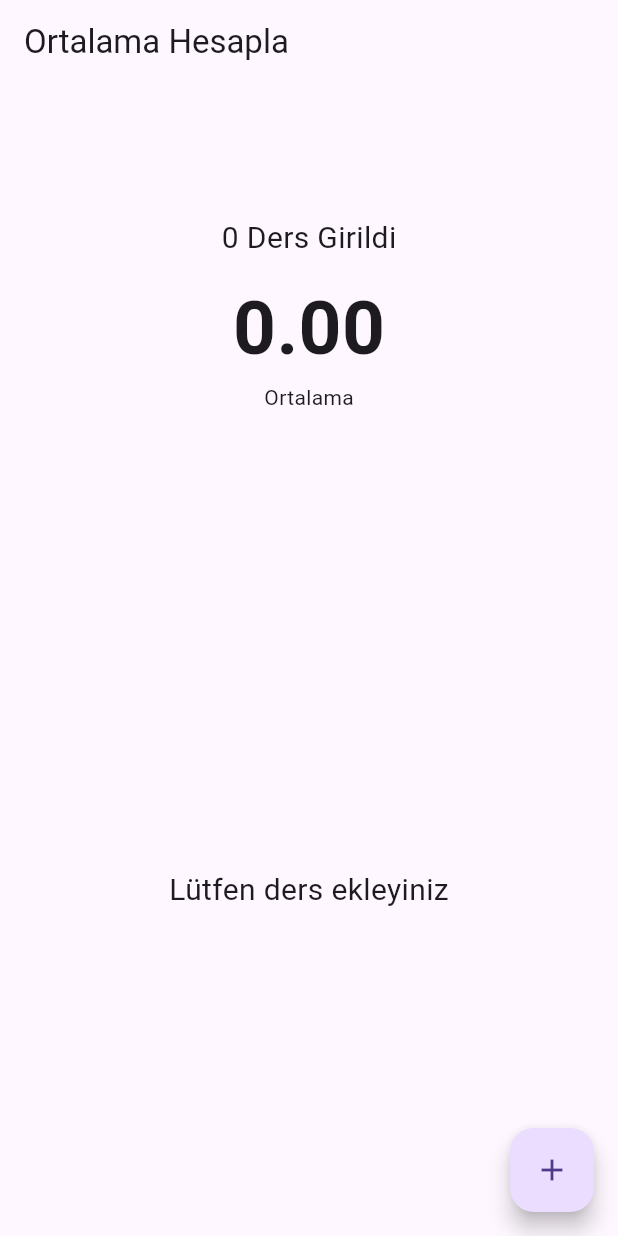
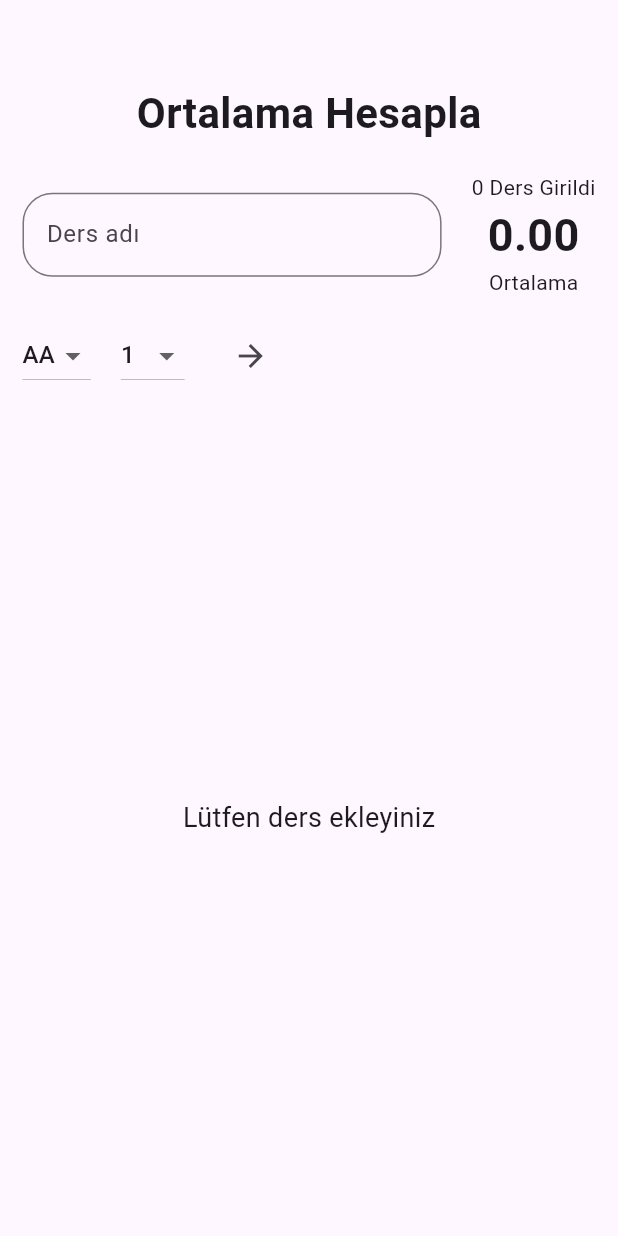
Before and after one commit to sinemsafak/ortalama_hesapla, a Flutter app: the screen it shows after launch, on a phone screen of 412 x 824 dp. Run offline on Flutter 3.47's test engine with Material 3 defaults, Android fonts, the phone set to English and light mode, and no system bars.

Commit message:
ders adı, kredi ve harf notu ile ortalama hesaplayan ekran oluşturuldu

```diff
--- a/lib/widgets/ortalama_app.dart
+++ b/lib/widgets/ortalama_app.dart
@@ -1,7 +1,4 @@
 import 'package:flutter/material.dart';
-import '../model/ders.dart';
-import '../helper/data_helper.dart';
-import 'ortalama_goster.dart';
 
 class OrtalamaApp extends StatefulWidget {
   const OrtalamaApp({super.key});
@@ -12,90 +9,213 @@ class OrtalamaApp extends StatefulWidget {
 
 class _OrtalamaAppState extends State<OrtalamaApp> {
 
-  List<Ders> tumDersler = [];
+  List<Map<String, dynamic>> dersler = [];
 
-  void dersEkle() {
-    setState(() {
-      tumDersler.add(Ders("Algoritma", 3, 3));
-    });
+  String secilenNot = "AA";
+  int secilenKredi = 1;
+  TextEditingController dersController = TextEditingController();
+
+  Map<String,double> notlar = {
+    "AA":4,
+    "BA":3.5,
+    "BB":3,
+    "CB":2.5,
+    "CC":2,
+    "DC":1.5,
+    "DD":1,
+    "FF":0
+  };
+
+  double ortalamaHesapla(){
+
+    double toplamNot = 0;
+    double toplamKredi = 0;
+
+    for(var ders in dersler){
+      toplamNot += ders["not"] * ders["kredi"];
+      toplamKredi += ders["kredi"];
     }
 
-  void dersSil(int index) {
+    return toplamKredi == 0 ? 0 : toplamNot/toplamKredi;
+  }
+
+  void dersEkle(){
+
     setState(() {
-      tumDersler.removeAt(index);
+
+      dersler.add({
+        "ders": dersController.text,
+        "kredi": secilenKredi,
+        "not": notlar[secilenNot],
+        "harf": secilenNot
+      });
+
+      dersController.clear();
+
     });
   }
 
   @override
   Widget build(BuildContext context) {
 
-    double ortalama = DataHelper.ortalamaHesapla(tumDersler);
+    double ortalama = ortalamaHesapla();
 
     return Scaffold(
-      appBar: AppBar(
-        title: Text("Ortalama Hesapla"),
+
+      body: Padding(
+        padding: const EdgeInsets.all(15),
+        child: Column(
+          children: [
+
+            const SizedBox(height:40),
+
+            const Text(
+              "Ortalama Hesapla",
+              style: TextStyle(
+                fontSize:28,
+                fontWeight: FontWeight.bold
+              ),
             ),
 
-      floatingActionButton: FloatingActionButton(
-        onPressed: dersEkle,
-        child: Icon(Icons.add),
-      ),
+            const SizedBox(height:20),
 
-      body: Column(
+            /// ÜST ALAN
+            Row(
               children: [
 
                 Expanded(
-            flex: 2,
-            child: OrtalamaGoster(
-              ortalama: ortalama,
-              dersSayisi: tumDersler.length,
+                  child: TextField(
+                    controller: dersController,
+                    decoration: InputDecoration(
+                      hintText: "Ders adı",
+                      border: OutlineInputBorder(
+                        borderRadius: BorderRadius.circular(20)
+                      ),
+                    ),
                   ),
                 ),
 
+                const SizedBox(width:20),
+
+                Column(
+                  children: [
+
+                    Text("${dersler.length} Ders Girildi"),
+
+                    Text(
+                      ortalama.toStringAsFixed(2),
+                      style: const TextStyle(
+                        fontSize:30,
+                        fontWeight: FontWeight.bold
+                      ),
+                    ),
+
+                    const Text("Ortalama")
+                  ],
+                )
+
+              ],
+            ),
+
+            const SizedBox(height:15),
+
+            /// NOT + KREDİ
+            Row(
+              children: [
+
+                DropdownButton<String>(
+                  value: secilenNot,
+                  items: notlar.keys.map((not){
+
+                    return DropdownMenuItem(
+                      value: not,
+                      child: Text(not),
+                    );
+
+                  }).toList(),
+                  onChanged: (value){
+
+                    setState(() {
+                      secilenNot = value!;
+                    });
+
+                  },
+                ),
+
+                const SizedBox(width:20),
+
+                DropdownButton<int>(
+                  value: secilenKredi,
+                  items: List.generate(10, (index){
+
+                    return DropdownMenuItem(
+                      value: index+1,
+                      child: Text("${index+1}"),
+                    );
+
+                  }),
+                  onChanged: (value){
+
+                    setState(() {
+                      secilenKredi = value!;
+                    });
+
+                  },
+                ),
+
+                const SizedBox(width:20),
+
+                IconButton(
+                  icon: const Icon(Icons.arrow_forward),
+                  onPressed: dersEkle,
+                )
+
+              ],
+            ),
+
+            const SizedBox(height:20),
+
+            /// LİSTE
             Expanded(
-            flex: 3,
-            child: tumDersler.isEmpty
-                ? Center(
+              child: dersler.isEmpty
+                  ? const Center(
                       child: Text(
                         "Lütfen ders ekleyiniz",
-                style: TextStyle(fontSize: 20),
+                        style: TextStyle(fontSize:18),
                       ),
                     )
                   : ListView.builder(
-              itemCount: tumDersler.length,
-              itemBuilder: (context, index) {
 
-                return Dismissible(
-                  key: Key(index.toString()),
-                  direction: DismissDirection.startToEnd,
+                      itemCount: dersler.length,
 
-                  onDismissed: (direction) {
-                    dersSil(index);
-                  },
+                      itemBuilder: (context,index){
 
-                  background: Container(
-                    color: Colors.red,
-                    alignment: Alignment.centerLeft,
-                    padding: EdgeInsets.only(left: 20),
-                    child: Icon(
-                      Icons.delete,
-                      color: Colors.white,
+                        var ders = dersler[index];
+
+                        return Card(
+                          child: ListTile(
+
+                            leading: CircleAvatar(
+                              child: Text(
+                                ders["kredi"].toString(),
                               ),
                             ),
 
-                  child: Card(
-                    child: ListTile(
-                      title: Text(tumDersler[index].dersAdi),
+                            title: Text(ders["ders"]),
+
                             subtitle: Text(
-                          "${tumDersler[index].kredi} kredi"
+                              "${ders["kredi"]}.0 Kredi, Not Değeri ${ders["not"]}"
                             ),
-                    ),
+
                           ),
                         );
+
                       },
                     ),
+            )
+
+          ],
         ),
-        ],
       ),
     );
   }
```
Lines whose indentation alone changed are shown as unchanged.
